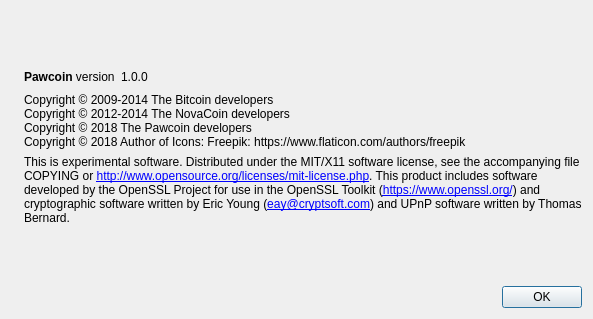
Before: the Qt Designer form src/qt/forms/aboutdialog.ui in PawCoin/PawCoinMN, drawn with Qt 5.
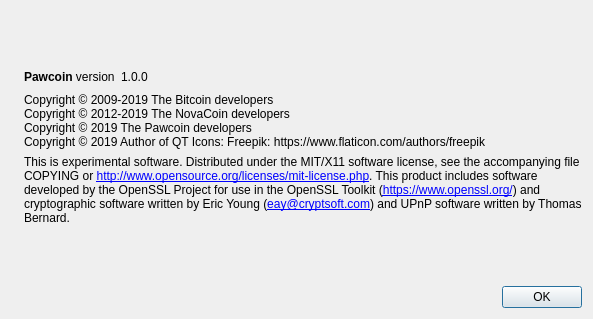
After: the same form once the commit is applied. Icons and pictures are not drawn.

What changed in the file:
```diff
--- a/src/qt/forms/aboutdialog.ui
+++ b/src/qt/forms/aboutdialog.ui
@@ -91,10 +91,10 @@
         <cursorShape>IBeamCursor</cursorShape>
        </property>
        <property name="text">
-        <string>Copyright © 2009-2014 The Bitcoin developers
-Copyright © 2012-2014 The NovaCoin developers
-Copyright © 2018 The Pawcoin developers
-Copyright © 2018 Author of Icons: Freepik: https://www.flaticon.com/authors/freepik</string>
+        <string>Copyright © 2009-2019 The Bitcoin developers
+Copyright © 2012-2019 The NovaCoin developers
+Copyright © 2019 The Pawcoin developers
+Copyright © 2019 Author of QT Icons: Freepik: https://www.flaticon.com/authors/freepik</string>
        </property>
        <property name="textInteractionFlags">
         <set>Qt::LinksAccessibleByMouse|Qt::TextSelectableByKeyboard|Qt::TextSelectableByMouse</set>
```
